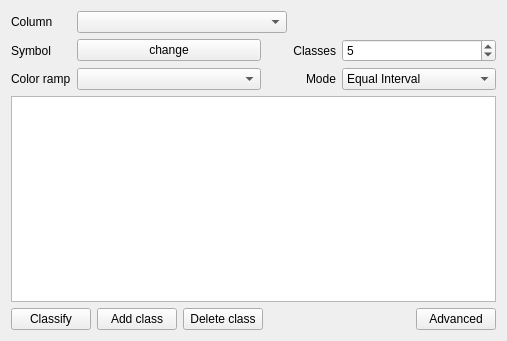
First picture: the form in src/ui/qgsgraduatedsymbolrendererv2widget.ui, repository qgis/QGIS, before the edit.
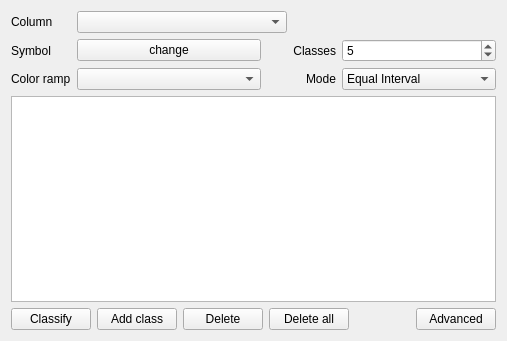
Second picture: the form after the edit. Custom widgets are drawn as their Qt base class.

Commit message: graduated renderer GUI DnD and sort; categorized symbol GUI better drop indicator

The edit to the form file:
```diff
--- a/src/ui/qgsgraduatedsymbolrendererv2widget.ui
+++ b/src/ui/qgsgraduatedsymbolrendererv2widget.ui
@@ -186,7 +186,14 @@
      <item>
       <widget class="QPushButton" name="btnGraduatedDelete">
        <property name="text">
-        <string>Delete class</string>
+        <string>Delete</string>
+       </property>
+      </widget>
+     </item>
+     <item>
+      <widget class="QPushButton" name="btnDeleteAllClasses">
+       <property name="text">
+        <string>Delete all</string>
        </property>
       </widget>
      </item>
```
Left out of the diff: 6 changed lines with no effect on the pictures. The commit also changes 7 other files.
